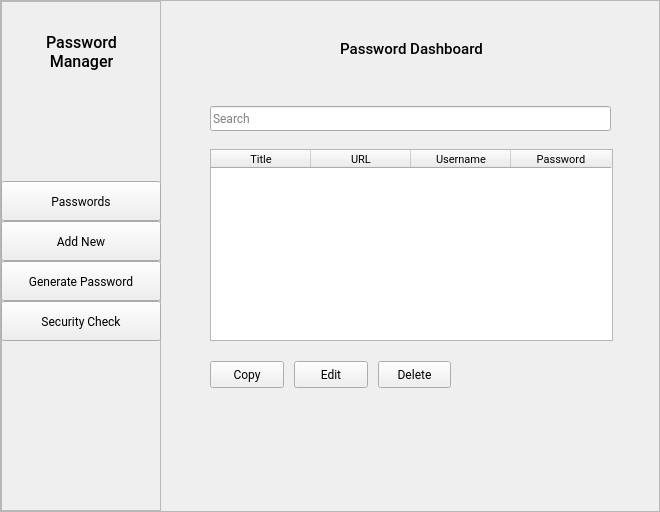
The window that main_window.ui (EmueI/password-manager) describes before a commit, drawn with Qt 5.
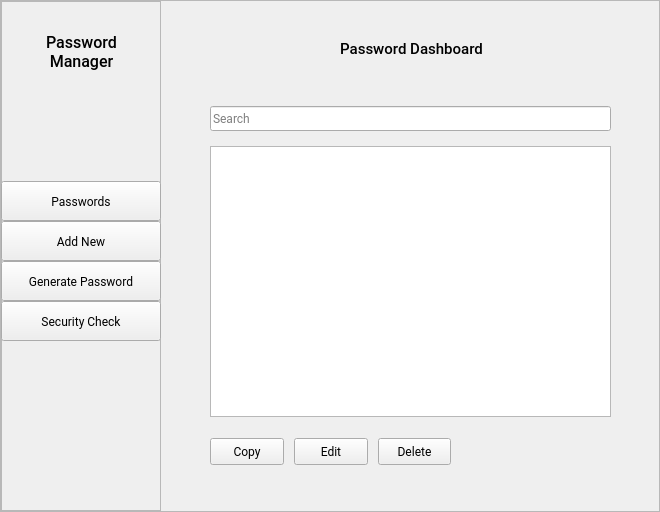
The same window after the commit. Icons and pictures are not drawn.

```diff
--- a/main_window.ui
+++ b/main_window.ui
@@ -451,117 +451,11 @@
                <bool>true</bool>
               </property>
              </widget>
-             <widget class="QTableWidget" name="tablePasswords">
-              <property name="geometry">
-               <rect>
-                <x>40</x>
-                <y>113</y>
-                <width>403</width>
-                <height>192</height>
-               </rect>
-              </property>
-              <property name="sizePolicy">
-               <sizepolicy hsizetype="Preferred" vsizetype="Preferred">
-                <horstretch>0</horstretch>
-                <verstretch>0</verstretch>
-               </sizepolicy>
-              </property>
-              <property name="minimumSize">
-               <size>
-                <width>403</width>
-                <height>0</height>
-               </size>
-              </property>
-              <property name="maximumSize">
-               <size>
-                <width>403</width>
-                <height>16777215</height>
-               </size>
-              </property>
-              <property name="font">
-               <font>
-                <family>Roboto</family>
-                <pointsize>8</pointsize>
-                <underline>false</underline>
-               </font>
-              </property>
-              <property name="focusPolicy">
-               <enum>Qt::ClickFocus</enum>
-              </property>
-              <property name="contextMenuPolicy">
-               <enum>Qt::NoContextMenu</enum>
-              </property>
-              <property name="horizontalScrollBarPolicy">
-               <enum>Qt::ScrollBarAsNeeded</enum>
-              </property>
-              <property name="autoScroll">
-               <bool>false</bool>
-              </property>
-              <property name="editTriggers">
-               <set>QAbstractItemView::NoEditTriggers</set>
-              </property>
-              <property name="tabKeyNavigation">
-               <bool>false</bool>
-              </property>
-              <property name="showDropIndicator" stdset="0">
-               <bool>false</bool>
-              </property>
-              <property name="dragDropOverwriteMode">
-               <bool>false</bool>
-              </property>
-              <property name="alternatingRowColors">
-               <bool>false</bool>
-              </property>
-              <property name="selectionMode">
-               <enum>QAbstractItemView::SingleSelection</enum>
-              </property>
-              <property name="selectionBehavior">
-               <enum>QAbstractItemView::SelectRows</enum>
-              </property>
-              <property name="showGrid">
-               <bool>true</bool>
-              </property>
-              <property name="gridStyle">
-               <enum>Qt::SolidLine</enum>
-              </property>
-              <property name="sortingEnabled">
-               <bool>false</bool>
-              </property>
-              <property name="wordWrap">
-               <bool>false</bool>
-              </property>
-              <attribute name="horizontalHeaderCascadingSectionResizes">
-               <bool>false</bool>
-              </attribute>
-              <attribute name="verticalHeaderVisible">
-               <bool>false</bool>
-              </attribute>
-              <column>
-               <property name="text">
-                <string>Title</string>
-               </property>
-              </column>
-              <column>
-               <property name="text">
-                <string>URL</string>
-               </property>
-              </column>
-              <column>
-               <property name="text">
-                <string>Username</string>
-               </property>
-              </column>
-              <column>
-               <property name="text">
-                <string>Password</string>
-               </property>
-              </column>
-             </widget>
              <widget class="QFrame" name="frame_4">
               <property name="geometry">
                <rect>
                 <x>40</x>
-                <y>323</y>
+                <y>400</y>
                 <width>241</width>
                 <height>31</height>
                </rect>
@@ -709,6 +603,21 @@
                </item>
               </layout>
              </widget>
+             <widget class="QTableWidget" name="tablePasswords">
+              <property name="geometry">
+               <rect>
+                <x>40</x>
+                <y>110</y>
+                <width>401</width>
+                <height>271</height>
+               </rect>
+              </property>
+              <property name="font">
+               <font>
+                <pointsize>9</pointsize>
+               </font>
+              </property>
+             </widget>
             </widget>
            </item>
           </layout>
```
